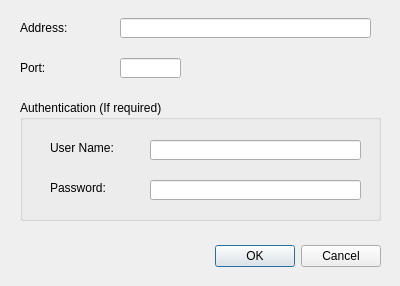
The window that src/ui/wizproxydialog.ui (WizTeam/WizQTClient) describes before a commit, drawn with Qt 5.
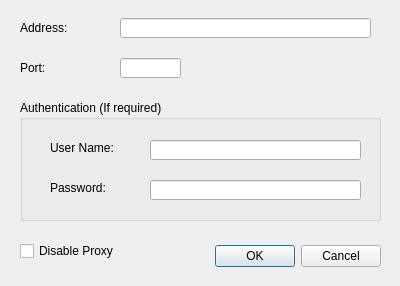
The same window after the commit.

Commit message: add disable proxy feature

```diff
--- a/src/ui/wizproxydialog.ui
+++ b/src/ui/wizproxydialog.ui
@@ -135,9 +135,9 @@
    <widget class="QDialogButtonBox" name="buttonBox">
      <property name="geometry">
        <rect>
-         <x>40</x>
+     <x>180</x>
          <y>240</y>
-         <width>341</width>
+     <width>201</width>
          <height>32</height>
        </rect>
      </property>
@@ -148,7 +148,19 @@
        <set>QDialogButtonBox::Cancel|QDialogButtonBox::Ok</set>
      </property>
    </widget>
-
+  <widget class="QCheckBox" name="checkProxyStatus">
+   <property name="geometry">
+    <rect>
+     <x>20</x>
+     <y>240</y>
+     <width>131</width>
+     <height>22</height>
+    </rect>
+   </property>
+   <property name="text">
+    <string>Disable Proxy</string>
+   </property>
+  </widget>
  </widget>
  <tabstops>
   <tabstop>editAddress</tabstop>
```
Left out of the diff: 2 changed lines with no effect on the pictures. Lines whose indentation alone changed are shown as unchanged. The commit also changes 9 other files.
